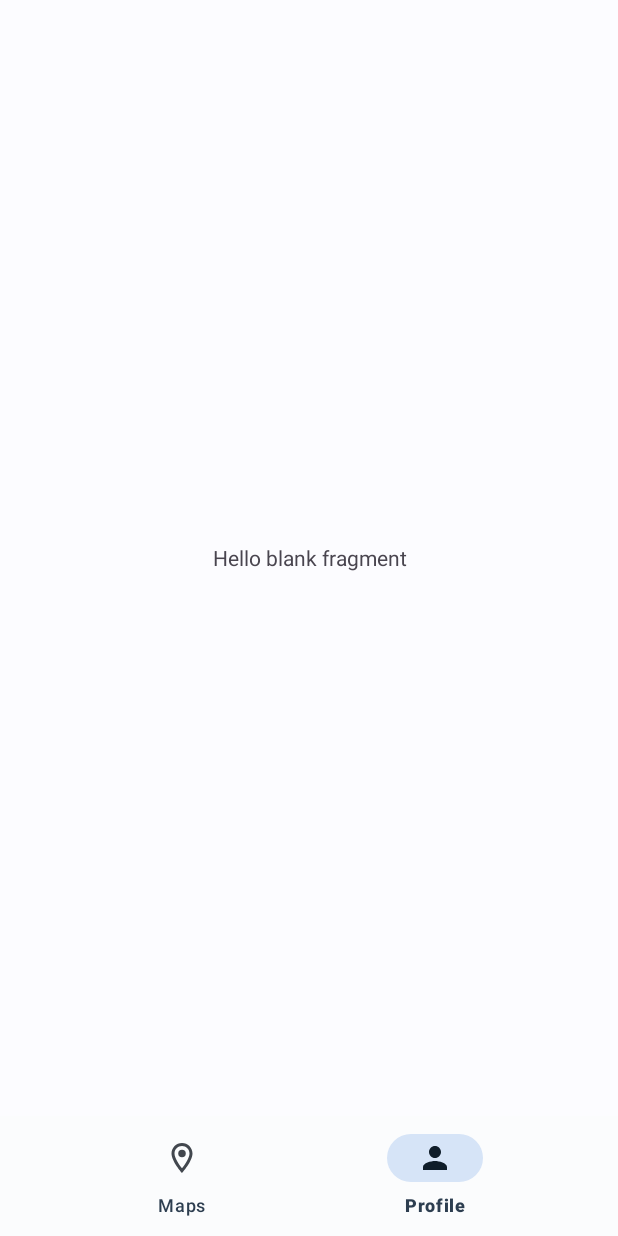
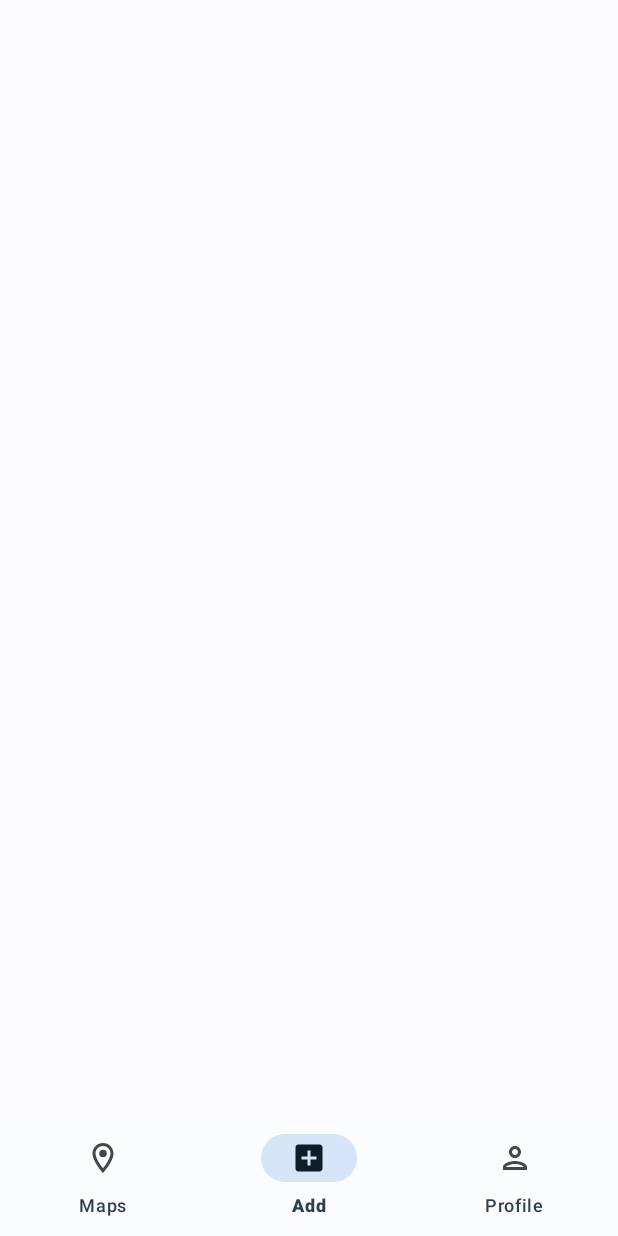
Before and after one commit to fnakhsan/status-sungai, an Android app: the HomeActivity screen opened directly, with no data from a screen before it, item 2 of the bottom bar chosen, on a phone screen of 412 x 824 dp. Run offline under Robolectric (Android 15) with nearby library versions, the phone set to English and light mode, and no system bars; our stand-ins replace navigation-ui.

Commit message:
feat: init AddFragment

```diff
--- /dev/null
+++ b/app/src/main/java/uin/suka/status/sungai/ui/add/AddFragment.kt
@@ -0,0 +1,31 @@
+package uin.suka.status.sungai.ui.add
+
+import android.os.Bundle
+import androidx.fragment.app.Fragment
+import android.view.LayoutInflater
+import android.view.View
+import android.view.ViewGroup
+import uin.suka.status.sungai.R
+import uin.suka.status.sungai.databinding.FragmentAddBinding
+
+class AddFragment : Fragment() {
+    private var _binding: FragmentAddBinding? = null
+    private val binding get() = _binding!!
+
+    override fun onCreateView(
+        inflater: LayoutInflater, container: ViewGroup?,
+        savedInstanceState: Bundle?
+    ): View {
+        _binding = FragmentAddBinding.inflate(inflater, container, false)
+        return binding.root
+    }
+
+    override fun onViewCreated(view: View, savedInstanceState: Bundle?) {
+        super.onViewCreated(view, savedInstanceState)
+    }
+
+    override fun onDestroy() {
+        super.onDestroy()
+        _binding = null
+    }
+}
--- /dev/null
+++ b/app/src/main/res/drawable/ic_add_box.xml
@@ -0,0 +1,5 @@
+<?xml version="1.0" encoding="utf-8"?>
+<selector xmlns:android="http://schemas.android.com/apk/res/android">
+    <item android:drawable="@drawable/ic_add_box_default" android:state_checked="false" android:color="@color/seed"/>
+    <item android:drawable="@drawable/ic_add_box_selected" android:state_checked="true" android:color="@color/seed"/>
+</selector>
--- /dev/null
+++ b/app/src/main/res/drawable/ic_add_box_default.xml
@@ -0,0 +1,5 @@
+<vector android:height="24dp" android:tint="#000000"
+    android:viewportHeight="24" android:viewportWidth="24"
+    android:width="24dp" xmlns:android="http://schemas.android.com/apk/res/android">
+    <path android:fillColor="@android:color/white" android:pathData="M19,3L5,3c-1.11,0 -2,0.9 -2,2v14c0,1.1 0.89,2 2,2h14c1.1,0 2,-0.9 2,-2L21,5c0,-1.1 -0.9,-2 -2,-2zM19,19L5,19L5,5h14v14zM11,17h2v-4h4v-2h-4L13,7h-2v4L7,11v2h4z"/>
+</vector>
--- /dev/null
+++ b/app/src/main/res/drawable/ic_add_box_selected.xml
@@ -0,0 +1,5 @@
+<vector android:height="24dp" android:tint="#000000"
+    android:viewportHeight="24" android:viewportWidth="24"
+    android:width="24dp" xmlns:android="http://schemas.android.com/apk/res/android">
+    <path android:fillColor="@android:color/white" android:pathData="M19,3L5,3c-1.11,0 -2,0.9 -2,2v14c0,1.1 0.89,2 2,2h14c1.1,0 2,-0.9 2,-2L21,5c0,-1.1 -0.9,-2 -2,-2zM17,13h-4v4h-2v-4L7,13v-2h4L11,7h2v4h4v2z"/>
+</vector>
--- a/app/src/main/res/drawable/ic_location.xml
+++ b/app/src/main/res/drawable/ic_location.xml
@@ -1,5 +1,5 @@
 <?xml version="1.0" encoding="utf-8"?>
 <selector xmlns:android="http://schemas.android.com/apk/res/android">
-    <item android:drawable="@drawable/ic_location_default" android:state_checked="false" android:color="@color/dicoding"/>
-    <item android:drawable="@drawable/ic_location_selected" android:state_checked="true" android:color="@color/dicoding"/>
+    <item android:drawable="@drawable/ic_location_default" android:state_checked="false" android:color="@color/seed"/>
+    <item android:drawable="@drawable/ic_location_selected" android:state_checked="true" android:color="@color/seed"/>
 </selector>
--- a/app/src/main/res/drawable/ic_person.xml
+++ b/app/src/main/res/drawable/ic_person.xml
@@ -1,5 +1,5 @@
 <?xml version="1.0" encoding="utf-8"?>
 <selector xmlns:android="http://schemas.android.com/apk/res/android">
-    <item android:drawable="@drawable/ic_person_default" android:state_checked="false" android:color="@color/dicoding"/>
-    <item android:drawable="@drawable/ic_person_selected" android:state_checked="true" android:color="@color/dicoding"/>
+    <item android:drawable="@drawable/ic_person_default" android:state_checked="false" android:color="@color/seed"/>
+    <item android:drawable="@drawable/ic_person_selected" android:state_checked="true" android:color="@color/seed"/>
 </selector>
--- /dev/null
+++ b/app/src/main/res/layout/fragment_add.xml
@@ -0,0 +1,19 @@
+<?xml version="1.0" encoding="utf-8"?>
+<androidx.constraintlayout.widget.ConstraintLayout xmlns:android="http://schemas.android.com/apk/res/android"
+    xmlns:app="http://schemas.android.com/apk/res-auto"
+    xmlns:tools="http://schemas.android.com/tools"
+    android:layout_width="match_parent"
+    android:layout_height="match_parent"
+    tools:context=".ui.add.AddFragment">
+
+    <include
+        android:id="@+id/layout_not_found"
+        layout="@layout/include_not_login"
+        android:layout_width="match_parent"
+        android:layout_height="match_parent"
+        app:layout_constraintBottom_toBottomOf="parent"
+        app:layout_constraintEnd_toEndOf="parent"
+        app:layout_constraintStart_toStartOf="parent"
+        app:layout_constraintTop_toTopOf="parent" />
+
+</androidx.constraintlayout.widget.ConstraintLayout>
--- /dev/null
+++ b/app/src/main/res/layout/include_not_login.xml
@@ -0,0 +1,6 @@
+<?xml version="1.0" encoding="utf-8"?>
+<androidx.constraintlayout.widget.ConstraintLayout xmlns:android="http://schemas.android.com/apk/res/android"
+    android:layout_width="match_parent"
+    android:layout_height="match_parent">
+
+</androidx.constraintlayout.widget.ConstraintLayout>
--- a/app/src/main/res/menu/bottom_nav_menu.xml
+++ b/app/src/main/res/menu/bottom_nav_menu.xml
@@ -5,6 +5,10 @@
         android:icon="@drawable/ic_location"
         android:title="@string/title_maps" />
     <item
+        android:id="@+id/addFragment"
+        android:icon="@drawable/ic_add_box"
+        android:title="@string/title_add" />
+    <item
         android:id="@+id/profileFragment"
         android:icon="@drawable/ic_person"
         android:title="@string/title_profile" />
--- a/app/src/main/res/navigation/bottom_navigation.xml
+++ b/app/src/main/res/navigation/bottom_navigation.xml
@@ -15,4 +15,9 @@
         android:name="uin.suka.status.sungai.ui.profile.ProfileFragment"
         android:label="fragment_profile"
         tools:layout="@layout/fragment_profile" />
+    <fragment
+        android:id="@+id/addFragment"
+        android:name="uin.suka.status.sungai.ui.add.AddFragment"
+        android:label="fragment_add"
+        tools:layout="@layout/fragment_add" />
 </navigation>
--- a/app/src/main/res/values/strings.xml
+++ b/app/src/main/res/values/strings.xml
@@ -44,6 +44,7 @@
         <item>Indonesia</item>
     </string-array>
     <string name="title_maps">Maps</string>
+    <string name="title_add">Add</string>
     <string name="title_profile">Profile</string>
     <string name="retry">Retry</string>
     <string name="label_location">Share your location</string>
```
